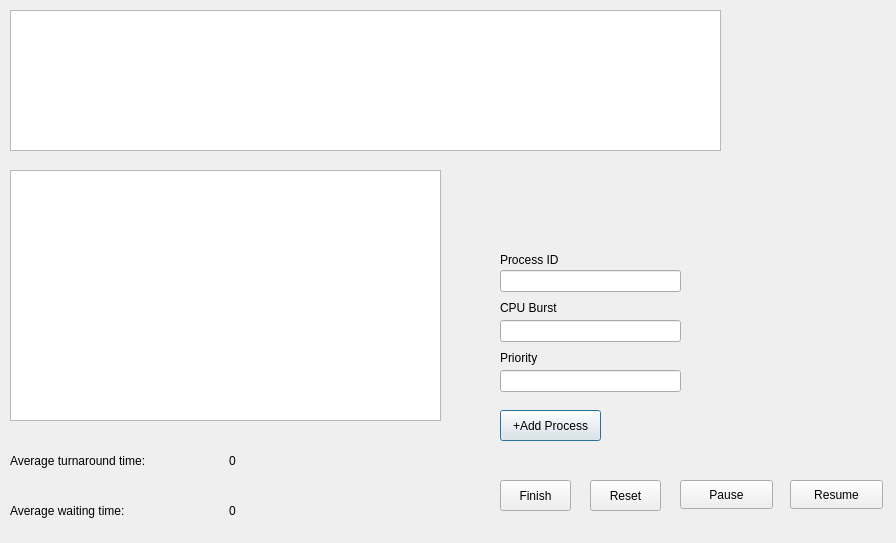
Before: the Qt Designer form qt_gui/secondwindow.ui in Sarah-Tarek/CPU-Scheduling-Algorithms, drawn with Qt 5.
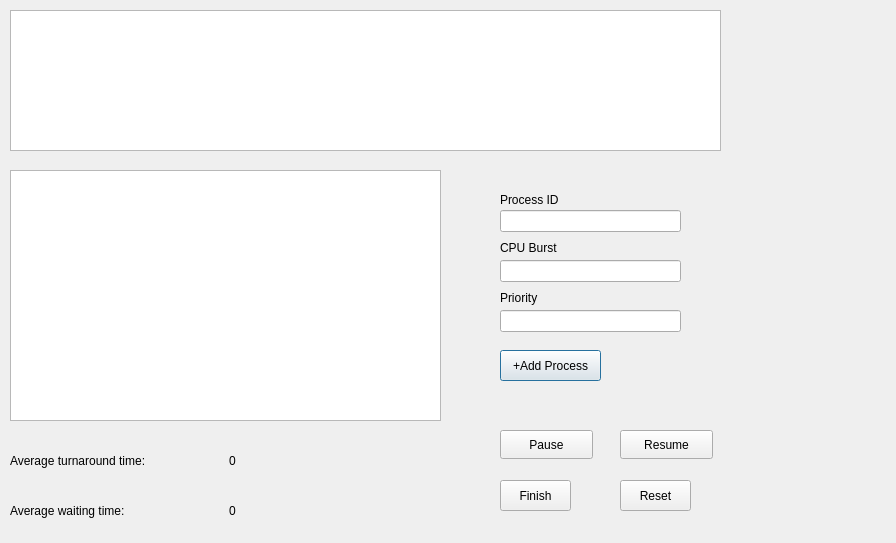
After: the same form once the commit is applied.

Commit message: modified buttons positions

Patch:
```diff
--- a/qt_gui/secondwindow.ui
+++ b/qt_gui/secondwindow.ui
@@ -17,7 +17,7 @@
    <property name="geometry">
     <rect>
      <x>500</x>
-     <y>410</y>
+     <y>350</y>
      <width>101</width>
      <height>31</height>
     </rect>
@@ -30,7 +30,7 @@
    <property name="geometry">
     <rect>
      <x>500</x>
-     <y>270</y>
+     <y>210</y>
      <width>181</width>
      <height>22</height>
     </rect>
@@ -40,7 +40,7 @@
    <property name="geometry">
     <rect>
      <x>500</x>
-     <y>370</y>
+     <y>310</y>
      <width>181</width>
      <height>22</height>
     </rect>
@@ -50,7 +50,7 @@
    <property name="geometry">
     <rect>
      <x>500</x>
-     <y>320</y>
+     <y>260</y>
      <width>181</width>
      <height>22</height>
     </rect>
@@ -60,7 +60,7 @@
    <property name="geometry">
     <rect>
      <x>500</x>
-     <y>250</y>
+     <y>190</y>
      <width>81</width>
      <height>20</height>
     </rect>
@@ -73,7 +73,7 @@
    <property name="geometry">
     <rect>
      <x>500</x>
-     <y>300</y>
+     <y>240</y>
      <width>91</width>
      <height>16</height>
     </rect>
@@ -86,7 +86,7 @@
    <property name="geometry">
     <rect>
      <x>500</x>
-     <y>350</y>
+     <y>290</y>
      <width>49</width>
      <height>16</height>
     </rect>
@@ -183,7 +183,7 @@
   <widget class="QPushButton" name="resetButton">
    <property name="geometry">
     <rect>
-     <x>590</x>
+     <x>620</x>
      <y>480</y>
      <width>71</width>
      <height>31</height>
@@ -196,8 +196,8 @@
   <widget class="QPushButton" name="Pause_PushButton">
    <property name="geometry">
     <rect>
-     <x>680</x>
-     <y>480</y>
+     <x>500</x>
+     <y>430</y>
      <width>93</width>
      <height>29</height>
     </rect>
@@ -209,8 +209,8 @@
   <widget class="QPushButton" name="Resume_PushButton">
    <property name="geometry">
     <rect>
-     <x>790</x>
-     <y>480</y>
+     <x>620</x>
+     <y>430</y>
      <width>93</width>
      <height>29</height>
     </rect>
```
The commit also changes 1 other file.
